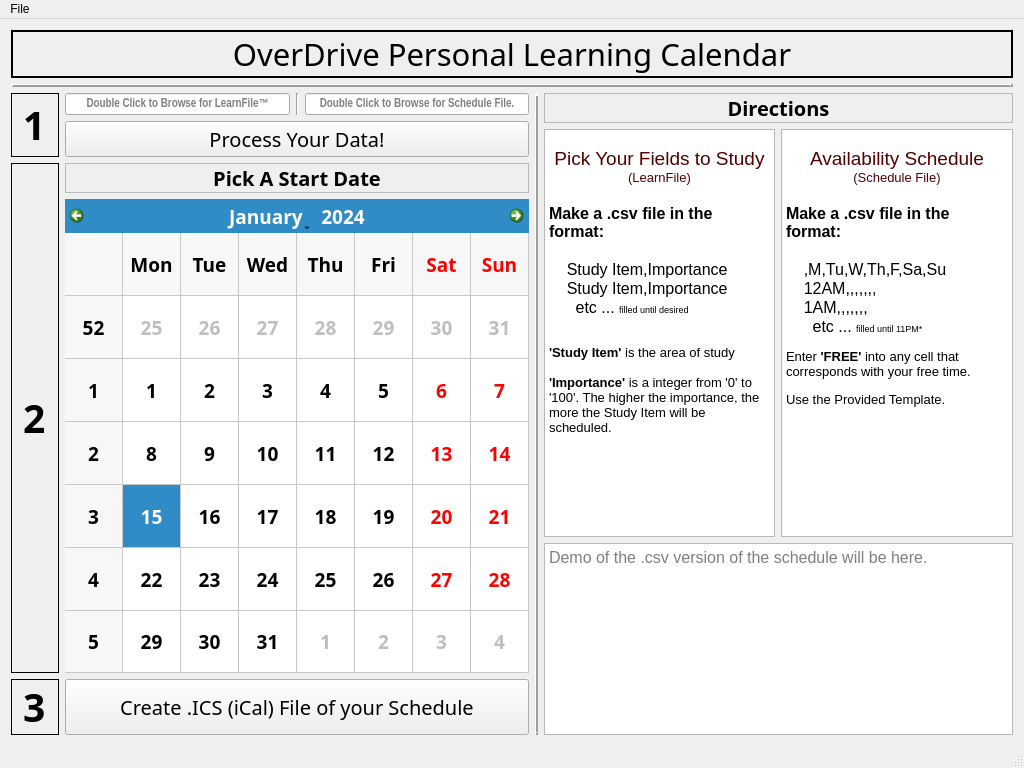
Qt form inputwindow.ui (bytePro17124/OverDrive-Personal-Learning-Calendar) before a commit.
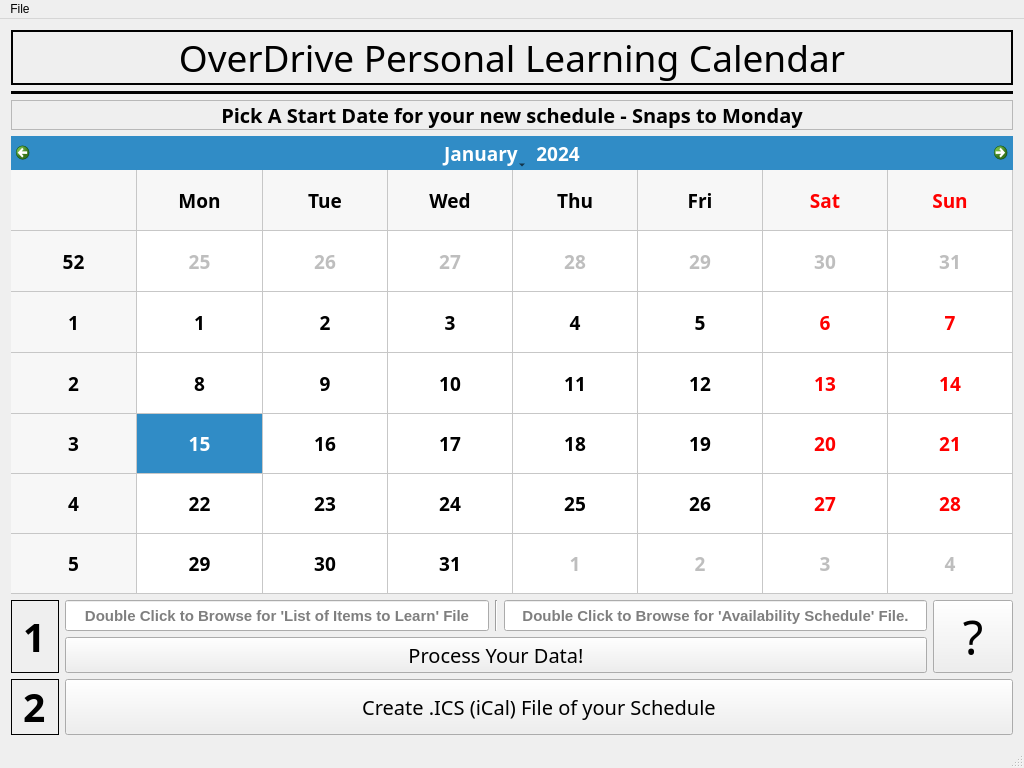
The same form after that commit.

What changed in the file:
```diff
--- a/inputwindow.ui
+++ b/inputwindow.ui
@@ -23,9 +23,7 @@
    <string/>
   </property>
   <widget class="QWidget" name="centralWidget">
-   <layout class="QGridLayout" name="gridLayout">
-    <item row="0" column="0">
-     <layout class="QVBoxLayout" name="verticalLayout">
+   <layout class="QVBoxLayout" name="verticalLayout_3">
       <item>
        <widget class="QLabel" name="label_ProgramName">
         <property name="sizePolicy">
@@ -37,7 +35,7 @@
         <property name="font">
          <font>
           <family>Algerian</family>
-          <pointsize>23</pointsize>
+        <pointsize>28</pointsize>
           <weight>50</weight>
           <bold>false</bold>
          </font>
@@ -62,166 +60,18 @@
       <item>
        <widget class="Line" name="line_2">
         <property name="frameShadow">
-         <enum>QFrame::Raised</enum>
+       <enum>QFrame::Plain</enum>
         </property>
         <property name="lineWidth">
-         <number>3</number>
+       <number>8</number>
         </property>
         <property name="orientation">
          <enum>Qt::Horizontal</enum>
         </property>
        </widget>
       </item>
-     </layout>
-    </item>
-    <item row="1" column="0">
-     <layout class="QHBoxLayout" name="horizontalLayout_6">
       <item>
-       <layout class="QVBoxLayout" name="verticalLayout_5">
-        <item>
-         <layout class="QHBoxLayout" name="horizontalLayout">
-          <item>
-           <widget class="QLabel" name="label_3">
-            <property name="font">
-             <font>
-              <family>Stencil</family>
-              <pointsize>29</pointsize>
-              <weight>75</weight>
-              <bold>true</bold>
-             </font>
-            </property>
-            <property name="frameShape">
-             <enum>QFrame::Panel</enum>
-            </property>
-            <property name="text">
-             <string>1</string>
-            </property>
-           </widget>
-          </item>
-          <item>
-           <layout class="QVBoxLayout" name="verticalLayout_2">
-            <item>
-             <layout class="QHBoxLayout" name="horizontalLayout_4">
-              <item>
-               <widget class="QLineEdit" name="lineEdit_csvPathForItems">
-                <property name="sizePolicy">
-                 <sizepolicy hsizetype="Expanding" vsizetype="Preferred">
-                  <horstretch>0</horstretch>
-                  <verstretch>0</verstretch>
-                 </sizepolicy>
-                </property>
-                <property name="font">
-                 <font>
-                  <family>Arial Narrow</family>
-                  <pointsize>9</pointsize>
-                  <weight>75</weight>
-                  <bold>true</bold>
-                 </font>
-                </property>
-                <property name="alignment">
-                 <set>Qt::AlignCenter</set>
-                </property>
-                <property name="placeholderText">
-                 <string>Double Click to Browse for LearnFile™</string>
-                </property>
-               </widget>
-              </item>
-              <item>
-               <widget class="Line" name="line_3">
-                <property name="orientation">
-                 <enum>Qt::Vertical</enum>
-                </property>
-               </widget>
-              </item>
-              <item>
-               <widget class="QLineEdit" name="lineEdit_csvPathForSchedule">
-                <property name="sizePolicy">
-                 <sizepolicy hsizetype="Expanding" vsizetype="Preferred">
-                  <horstretch>0</horstretch>
-                  <verstretch>0</verstretch>
-                 </sizepolicy>
-                </property>
-                <property name="font">
-                 <font>
-                  <family>Arial Narrow</family>
-                  <pointsize>9</pointsize>
-                  <weight>75</weight>
-                  <bold>true</bold>
-                 </font>
-                </property>
-                <property name="alignment">
-                 <set>Qt::AlignCenter</set>
-                </property>
-                <property name="placeholderText">
-                 <string>Double Click to Browse for Schedule File.</string>
-                </property>
-               </widget>
-              </item>
-             </layout>
-            </item>
-            <item>
-             <widget class="QPushButton" name="button_ProcessData">
-              <property name="sizePolicy">
-               <sizepolicy hsizetype="Expanding" vsizetype="Preferred">
-                <horstretch>0</horstretch>
-                <verstretch>0</verstretch>
-               </sizepolicy>
-              </property>
-              <property name="font">
-               <font>
-                <family>Arial Black</family>
-                <pointsize>15</pointsize>
-               </font>
-              </property>
-              <property name="cursor">
-               <cursorShape>PointingHandCursor</cursorShape>
-              </property>
-              <property name="focusPolicy">
-               <enum>Qt::StrongFocus</enum>
-              </property>
-              <property name="statusTip">
-               <string>Use this after specifiying your two files above</string>
-              </property>
-              <property name="text">
-               <string>Process Your Data!</string>
-              </property>
-              <property name="shortcut">
-               <string>Ctrl+P</string>
-              </property>
-              <property name="default">
-               <bool>false</bool>
-              </property>
-              <property name="flat">
-               <bool>false</bool>
-              </property>
-             </widget>
-            </item>
-           </layout>
-          </item>
-         </layout>
-        </item>
-        <item>
-         <layout class="QHBoxLayout" name="horizontalLayout_2">
-          <item>
-           <widget class="QLabel" name="label_4">
-            <property name="font">
-             <font>
-              <family>Stencil</family>
-              <pointsize>29</pointsize>
-              <weight>75</weight>
-              <bold>true</bold>
-             </font>
-            </property>
-            <property name="frameShape">
-             <enum>QFrame::Panel</enum>
-            </property>
-            <property name="text">
-             <string>2</string>
-            </property>
-           </widget>
-          </item>
-          <item>
-           <layout class="QVBoxLayout" name="verticalLayout_4">
+     <layout class="QVBoxLayout" name="verticalLayout">
             <item>
              <widget class="QLabel" name="label_2">
               <property name="sizePolicy">
@@ -254,7 +104,7 @@
                <number>1</number>
               </property>
               <property name="text">
-               <string>&lt;html&gt;&lt;head/&gt;&lt;body&gt;&lt;p&gt;Pick A Start Date&lt;/p&gt;&lt;/body&gt;&lt;/html&gt;</string>
+         <string>&lt;html&gt;&lt;head/&gt;&lt;body&gt;&lt;p&gt;Pick A Start Date for your new schedule - Snaps to Monday&lt;/p&gt;&lt;/body&gt;&lt;/html&gt;</string>
               </property>
               <property name="alignment">
                <set>Qt::AlignCenter</set>
@@ -314,12 +164,154 @@
             </item>
            </layout>
           </item>
+    <item>
+     <layout class="QHBoxLayout" name="horizontalLayout_2">
+      <item>
+       <widget class="QLabel" name="label_3">
+        <property name="font">
+         <font>
+          <family>Stencil</family>
+          <pointsize>29</pointsize>
+          <weight>75</weight>
+          <bold>true</bold>
+         </font>
+        </property>
+        <property name="frameShape">
+         <enum>QFrame::Panel</enum>
+        </property>
+        <property name="text">
+         <string>1</string>
+        </property>
+       </widget>
+      </item>
+      <item>
+       <layout class="QVBoxLayout" name="verticalLayout_2">
+        <item>
+         <layout class="QHBoxLayout" name="horizontalLayout">
+          <item>
+           <widget class="QLineEdit" name="lineEdit_csvPathForItems">
+            <property name="sizePolicy">
+             <sizepolicy hsizetype="Expanding" vsizetype="Preferred">
+              <horstretch>0</horstretch>
+              <verstretch>0</verstretch>
+             </sizepolicy>
+            </property>
+            <property name="font">
+             <font>
+              <family>Arial</family>
+              <pointsize>11</pointsize>
+              <weight>75</weight>
+              <bold>true</bold>
+             </font>
+            </property>
+            <property name="alignment">
+             <set>Qt::AlignCenter</set>
+            </property>
+            <property name="placeholderText">
+             <string>Double Click to Browse for 'List of Items to Learn' File</string>
+            </property>
+           </widget>
+          </item>
+          <item>
+           <widget class="Line" name="line_3">
+            <property name="orientation">
+             <enum>Qt::Vertical</enum>
+            </property>
+           </widget>
+          </item>
+          <item>
+           <widget class="QLineEdit" name="lineEdit_csvPathForSchedule">
+            <property name="sizePolicy">
+             <sizepolicy hsizetype="Expanding" vsizetype="Preferred">
+              <horstretch>0</horstretch>
+              <verstretch>0</verstretch>
+             </sizepolicy>
+            </property>
+            <property name="font">
+             <font>
+              <family>Arial</family>
+              <pointsize>11</pointsize>
+              <weight>75</weight>
+              <bold>true</bold>
+             </font>
+            </property>
+            <property name="alignment">
+             <set>Qt::AlignCenter</set>
+            </property>
+            <property name="placeholderText">
+             <string>Double Click to Browse for 'Availability Schedule' File.</string>
+            </property>
+           </widget>
+          </item>
+         </layout>
+        </item>
+        <item>
+         <widget class="QPushButton" name="button_ProcessData">
+          <property name="sizePolicy">
+           <sizepolicy hsizetype="Expanding" vsizetype="Preferred">
+            <horstretch>0</horstretch>
+            <verstretch>0</verstretch>
+           </sizepolicy>
+          </property>
+          <property name="font">
+           <font>
+            <family>Arial Black</family>
+            <pointsize>15</pointsize>
+           </font>
+          </property>
+          <property name="cursor">
+           <cursorShape>PointingHandCursor</cursorShape>
+          </property>
+          <property name="focusPolicy">
+           <enum>Qt::StrongFocus</enum>
+          </property>
+          <property name="statusTip">
+           <string>Use this after specifiying your two files above</string>
+          </property>
+          <property name="text">
+           <string>Process Your Data!</string>
+          </property>
+          <property name="shortcut">
+           <string>Ctrl+P</string>
+          </property>
+          <property name="default">
+           <bool>false</bool>
+          </property>
+          <property name="flat">
+           <bool>false</bool>
+          </property>
+         </widget>
+        </item>
+       </layout>
+      </item>
+      <item>
+       <widget class="QPushButton" name="pushButton">
+        <property name="sizePolicy">
+         <sizepolicy hsizetype="Maximum" vsizetype="Maximum">
+          <horstretch>0</horstretch>
+          <verstretch>0</verstretch>
+         </sizepolicy>
+        </property>
+        <property name="font">
+         <font>
+          <family>Arial Black</family>
+          <pointsize>35</pointsize>
+         </font>
+        </property>
+        <property name="statusTip">
+         <string>Get Help</string>
+        </property>
+        <property name="text">
+         <string>?</string>
+        </property>
+       </widget>
+      </item>
          </layout>
         </item>
         <item>
          <layout class="QHBoxLayout" name="horizontalLayout_3">
           <item>
-           <widget class="QLabel" name="label_5">
+       <widget class="QLabel" name="label_4">
             <property name="font">
              <font>
               <family>Stencil</family>
@@ -332,7 +324,7 @@
              <enum>QFrame::Panel</enum>
             </property>
             <property name="text">
-             <string>3</string>
+         <string>2</string>
             </property>
            </widget>
           </item>
@@ -375,159 +367,6 @@
          </layout>
         </item>
        </layout>
-      </item>
-      <item>
-       <widget class="Line" name="line">
-        <property name="frameShadow">
-         <enum>QFrame::Raised</enum>
-        </property>
-        <property name="lineWidth">
-         <number>3</number>
-        </property>
-        <property name="orientation">
-         <enum>Qt::Vertical</enum>
-        </property>
-       </widget>
-      </item>
-      <item>
-       <layout class="QVBoxLayout" name="verticalLayout_3">
-        <item>
-         <widget class="QLabel" name="label_6">
-          <property name="sizePolicy">
-           <sizepolicy hsizetype="Expanding" vsizetype="Maximum">
-            <horstretch>0</horstretch>
-            <verstretch>0</verstretch>
-           </sizepolicy>
-          </property>
-          <property name="font">
-           <font>
-            <family>Arial Black</family>
-            <pointsize>15</pointsize>
-            <weight>75</weight>
-            <bold>true</bold>
-           </font>
-          </property>
-          <property name="frameShape">
-           <enum>QFrame::StyledPanel</enum>
-          </property>
-          <property name="midLineWidth">
-           <number>1</number>
-          </property>
-          <property name="text">
-           <string>Directions</string>
-          </property>
-          <property name="alignment">
-           <set>Qt::AlignCenter</set>
-          </property>
-         </widget>
-        </item>
-        <item>
-         <layout class="QHBoxLayout" name="horizontalLayout_5">
-          <item>
-           <widget class="QTextBrowser" name="textBrowser_InfoAboutLearnItems">
-            <property name="sizePolicy">
-             <sizepolicy hsizetype="Expanding" vsizetype="Minimum">
-              <horstretch>0</horstretch>
-              <verstretch>0</verstretch>
-             </sizepolicy>
-            </property>
-            <property name="sizeIncrement">
-             <size>
-              <width>0</width>
-              <height>0</height>
-             </size>
-            </property>
-            <property name="font">
-             <font>
-              <family>MS Sans Serif</family>
-             </font>
-            </property>
-            <property name="html">
-             <string>&lt;!DOCTYPE HTML PUBLIC &quot;-//W3C//DTD HTML 4.0//EN&quot; &quot;http://www.w3.org/TR/REC-html40/strict.dtd&quot;&gt;
-&lt;html&gt;&lt;head&gt;&lt;meta name=&quot;qrichtext&quot; content=&quot;1&quot; /&gt;&lt;style type=&quot;text/css&quot;&gt;
-p, li { white-space: pre-wrap; }
-&lt;/style&gt;&lt;/head&gt;&lt;body style=&quot; font-family:'MS Sans Serif'; font-size:8pt; font-weight:400; font-style:normal;&quot;&gt;
-&lt;p align=&quot;center&quot; style=&quot;-qt-paragraph-type:empty; margin-top:0px; margin-bottom:0px; margin-left:0px; margin-right:0px; -qt-block-indent:0; text-indent:0px; font-family:'MS Shell Dlg 2'; font-size:8.25pt;&quot;&gt;&lt;br /&gt;&lt;/p&gt;
-&lt;p align=&quot;center&quot; style=&quot; margin-top:0px; margin-bottom:0px; margin-left:0px; margin-right:0px; -qt-block-indent:0; text-indent:0px;&quot;&gt;&lt;span style=&quot; font-family:'MS Shell Dlg 2'; font-size:14pt; color:#550000;&quot;&gt;Pick Your Fields to Study&lt;/span&gt;&lt;/p&gt;
-&lt;p align=&quot;center&quot; style=&quot; margin-top:0px; margin-bottom:0px; margin-left:0px; margin-right:0px; -qt-block-indent:0; text-indent:0px;&quot;&gt;&lt;span style=&quot; font-family:'MS Shell Dlg 2'; font-size:10pt; color:#550000;&quot;&gt;(LearnFile)&lt;/span&gt;&lt;/p&gt;
-&lt;p style=&quot;-qt-paragraph-type:empty; margin-top:0px; margin-bottom:0px; margin-left:0px; margin-right:0px; -qt-block-indent:0; text-indent:0px; font-family:'MS Shell Dlg 2'; font-size:12pt; font-weight:600;&quot;&gt;&lt;br /&gt;&lt;/p&gt;
-&lt;p style=&quot; margin-top:0px; margin-bottom:0px; margin-left:0px; margin-right:0px; -qt-block-indent:0; text-indent:0px;&quot;&gt;&lt;span style=&quot; font-family:'MS Shell Dlg 2'; font-size:12pt; font-weight:600;&quot;&gt;Make a .csv file in the format:&lt;/span&gt;&lt;/p&gt;
-&lt;p style=&quot;-qt-paragraph-type:empty; margin-top:0px; margin-bottom:0px; margin-left:0px; margin-right:0px; -qt-block-indent:0; text-indent:0px; font-family:'MS Shell Dlg 2'; font-size:12pt; font-weight:600;&quot;&gt;&lt;br /&gt;&lt;/p&gt;
-&lt;p style=&quot; margin-top:0px; margin-bottom:0px; margin-left:0px; margin-right:0px; -qt-block-indent:0; text-indent:0px;&quot;&gt;&lt;span style=&quot; font-family:'MS Shell Dlg 2'; font-size:12pt;&quot;&gt;    Study Item,Importance&lt;/span&gt;&lt;/p&gt;
-&lt;p style=&quot; margin-top:0px; margin-bottom:0px; margin-left:0px; margin-right:0px; -qt-block-indent:0; text-indent:0px;&quot;&gt;&lt;span style=&quot; font-family:'MS Shell Dlg 2'; font-size:12pt;&quot;&gt;    Study Item,Importance&lt;/span&gt;&lt;/p&gt;
-&lt;p style=&quot; margin-top:0px; margin-bottom:0px; margin-left:0px; margin-right:0px; -qt-block-indent:0; text-indent:0px;&quot;&gt;&lt;span style=&quot; font-family:'MS Shell Dlg 2'; font-size:12pt;&quot;&gt;      etc ... &lt;/span&gt;&lt;span style=&quot; font-family:'MS Shell Dlg 2'; font-size:7pt;&quot;&gt;filled until desired&lt;/span&gt;&lt;/p&gt;
-&lt;p style=&quot;-qt-paragraph-type:empty; margin-top:0px; margin-bottom:0px; margin-left:0px; margin-right:0px; -qt-block-indent:0; text-indent:0px;&quot;&gt;&lt;br /&gt;&lt;/p&gt;
-&lt;p style=&quot;-qt-paragraph-type:empty; margin-top:0px; margin-bottom:0px; margin-left:0px; margin-right:0px; -qt-block-indent:0; text-indent:0px; font-family:'MS Shell Dlg 2'; font-size:10pt;&quot;&gt;&lt;br /&gt;&lt;/p&gt;
-&lt;p style=&quot; margin-top:0px; margin-bottom:0px; margin-left:0px; margin-right:0px; -qt-block-indent:0; text-indent:0px;&quot;&gt;&lt;span style=&quot; font-family:'MS Shell Dlg 2'; font-size:10pt; font-weight:600;&quot;&gt;'Study Item' &lt;/span&gt;&lt;span style=&quot; font-family:'MS Shell Dlg 2'; font-size:10pt;&quot;&gt;is the area of study &lt;/span&gt;&lt;/p&gt;
-&lt;p style=&quot;-qt-paragraph-type:empty; margin-top:0px; margin-bottom:0px; margin-left:0px; margin-right:0px; -qt-block-indent:0; text-indent:0px; font-family:'MS Shell Dlg 2'; font-size:10pt;&quot;&gt;&lt;br /&gt;&lt;/p&gt;
-&lt;p style=&quot; margin-top:0px; margin-bottom:0px; margin-left:0px; margin-right:0px; -qt-block-indent:0; text-indent:0px;&quot;&gt;&lt;span style=&quot; font-family:'MS Shell Dlg 2'; font-size:10pt; font-weight:600;&quot;&gt;'Importance' &lt;/span&gt;&lt;span style=&quot; font-family:'MS Shell Dlg 2'; font-size:10pt;&quot;&gt;is a integer from '0' to '100'. The higher the importance, the more the Study Item will be scheduled.&lt;/span&gt;&lt;/p&gt;&lt;/body&gt;&lt;/html&gt;</string>
-            </property>
-           </widget>
-          </item>
-          <item>
-           <widget class="QTextBrowser" name="textBrowser_InfoAboutTemplate">
-            <property name="sizePolicy">
-             <sizepolicy hsizetype="Expanding" vsizetype="Minimum">
-              <horstretch>0</horstretch>
-              <verstretch>0</verstretch>
-             </sizepolicy>
-            </property>
-            <property name="font">
-             <font>
-              <family>MS Sans Serif</family>
-             </font>
-            </property>
-            <property name="html">
-             <string>&lt;!DOCTYPE HTML PUBLIC &quot;-//W3C//DTD HTML 4.0//EN&quot; &quot;http://www.w3.org/TR/REC-html40/strict.dtd&quot;&gt;
-&lt;html&gt;&lt;head&gt;&lt;meta name=&quot;qrichtext&quot; content=&quot;1&quot; /&gt;&lt;style type=&quot;text/css&quot;&gt;
-p, li { white-space: pre-wrap; }
-&lt;/style&gt;&lt;/head&gt;&lt;body style=&quot; font-family:'MS Sans Serif'; font-size:8pt; font-weight:400; font-style:normal;&quot;&gt;
-&lt;p align=&quot;center&quot; style=&quot;-qt-paragraph-type:empty; margin-top:0px; margin-bottom:0px; margin-left:0px; margin-right:0px; -qt-block-indent:0; text-indent:0px; font-family:'MS Shell Dlg 2'; font-size:8.25pt;&quot;&gt;&lt;br /&gt;&lt;/p&gt;
-&lt;p align=&quot;center&quot; style=&quot; margin-top:0px; margin-bottom:0px; margin-left:0px; margin-right:0px; -qt-block-indent:0; text-indent:0px;&quot;&gt;&lt;span style=&quot; font-family:'MS Shell Dlg 2'; font-size:14pt; color:#550000;&quot;&gt;Availability Schedule&lt;/span&gt;&lt;/p&gt;
-&lt;p align=&quot;center&quot; style=&quot; margin-top:0px; margin-bottom:0px; margin-left:0px; margin-right:0px; -qt-block-indent:0; text-indent:0px;&quot;&gt;&lt;span style=&quot; font-family:'MS Shell Dlg 2'; font-size:10pt; color:#550000;&quot;&gt;(Schedule File)&lt;/span&gt;&lt;/p&gt;
-&lt;p style=&quot;-qt-paragraph-type:empty; margin-top:0px; margin-bottom:0px; margin-left:0px; margin-right:0px; -qt-block-indent:0; text-indent:0px; font-family:'MS Shell Dlg 2'; font-size:12pt;&quot;&gt;&lt;br /&gt;&lt;/p&gt;
-&lt;p style=&quot; margin-top:0px; margin-bottom:0px; margin-left:0px; margin-right:0px; -qt-block-indent:0; text-indent:0px;&quot;&gt;&lt;span style=&quot; font-family:'MS Shell Dlg 2'; font-size:12pt; font-weight:600;&quot;&gt;Make a .csv file in the format:&lt;/span&gt;&lt;/p&gt;
-&lt;p style=&quot;-qt-paragraph-type:empty; margin-top:0px; margin-bottom:0px; margin-left:0px; margin-right:0px; -qt-block-indent:0; text-indent:0px; font-family:'MS Shell Dlg 2'; font-size:12pt; font-weight:600;&quot;&gt;&lt;br /&gt;&lt;/p&gt;
-&lt;p style=&quot; margin-top:0px; margin-bottom:0px; margin-left:0px; margin-right:0px; -qt-block-indent:0; text-indent:0px;&quot;&gt;&lt;span style=&quot; font-family:'MS Shell Dlg 2'; font-size:12pt;&quot;&gt;    ,M,Tu,W,Th,F,Sa,Su&lt;/span&gt;&lt;/p&gt;
-&lt;p style=&quot; margin-top:0px; margin-bottom:0px; margin-left:0px; margin-right:0px; -qt-block-indent:0; text-indent:0px;&quot;&gt;&lt;span style=&quot; font-family:'MS Shell Dlg 2'; font-size:12pt;&quot;&gt;    12AM,,,,,,,&lt;/span&gt;&lt;/p&gt;
-&lt;p style=&quot; margin-top:0px; margin-bottom:0px; margin-left:0px; margin-right:0px; -qt-block-indent:0; text-indent:0px;&quot;&gt;&lt;span style=&quot; font-family:'MS Shell Dlg 2'; font-size:12pt;&quot;&gt;    1AM,,,,,,,&lt;/span&gt;&lt;/p&gt;
-&lt;p style=&quot; margin-top:0px; margin-bottom:0px; margin-left:0px; margin-right:0px; -qt-block-indent:0; text-indent:0px;&quot;&gt;&lt;span style=&quot; font-family:'MS Shell Dlg 2'; font-size:12pt;&quot;&gt;      etc ... &lt;/span&gt;&lt;span style=&quot; font-family:'MS Shell Dlg 2'; font-size:7pt;&quot;&gt;filled until 11PM*&lt;/span&gt;&lt;/p&gt;
-&lt;p style=&quot;-qt-paragraph-type:empty; margin-top:0px; margin-bottom:0px; margin-left:0px; margin-right:0px; -qt-block-indent:0; text-indent:0px;&quot;&gt;&lt;br /&gt;&lt;/p&gt;
-&lt;p style=&quot; margin-top:0px; margin-bottom:0px; margin-left:0px; margin-right:0px; -qt-block-indent:0; text-indent:0px;&quot;&gt;&lt;span style=&quot; font-family:'MS Shell Dlg 2'; font-size:10pt;&quot;&gt;Enter &lt;/span&gt;&lt;span style=&quot; font-family:'MS Shell Dlg 2'; font-size:10pt; font-weight:600;&quot;&gt;'FREE'&lt;/span&gt;&lt;span style=&quot; font-family:'MS Shell Dlg 2'; font-size:10pt;&quot;&gt; into any cell that corresponds with your free time.&lt;/span&gt;&lt;/p&gt;
-&lt;p style=&quot;-qt-paragraph-type:empty; margin-top:0px; margin-bottom:0px; margin-left:0px; margin-right:0px; -qt-block-indent:0; text-indent:0px; font-family:'MS Shell Dlg 2'; font-size:8.25pt;&quot;&gt;&lt;br /&gt;&lt;/p&gt;
-&lt;p style=&quot; margin-top:0px; margin-bottom:0px; margin-left:0px; margin-right:0px; -qt-block-indent:0; text-indent:0px;&quot;&gt;&lt;span style=&quot; font-family:'MS Shell Dlg 2'; font-size:10pt;&quot;&gt;Use the Provided Template.&lt;/span&gt;&lt;/p&gt;&lt;/body&gt;&lt;/html&gt;</string>
-            </property>
-           </widget>
-          </item>
-         </layout>
-        </item>
-        <item>
-         <widget class="QTextBrowser" name="textBrowser_InfoAboutSchedule">
-          <property name="sizePolicy">
-           <sizepolicy hsizetype="Expanding" vsizetype="Maximum">
-            <horstretch>0</horstretch>
-            <verstretch>0</verstretch>
-           </sizepolicy>
-          </property>
-          <property name="font">
-           <font>
-            <family>MS Sans Serif</family>
-            <pointsize>12</pointsize>
-           </font>
-          </property>
-          <property name="statusTip">
-           <string>Example of your processed file (for debugging/testing purposes)</string>
-          </property>
-          <property name="placeholderText">
-           <string>Demo of the .csv version of the schedule will be here.</string>
-          </property>
-         </widget>
-        </item>
-       </layout>
-      </item>
-     </layout>
-    </item>
-   </layout>
   </widget>
   <widget class="QMenuBar" name="menuBar">
    <property name="geometry">
```
Left out of the diff: 7 changed lines with no effect on the pictures. Lines whose indentation alone changed are shown as unchanged.
